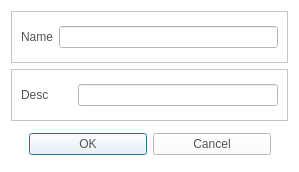
Above: CaX/dialog/addqobuzplaylist.ui from fsest4u/CaX_03 before the change. Below: the same form after it.
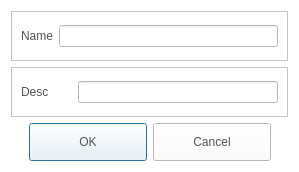
That is the form after the change. Icons and pictures are not drawn.

What changed in the file:
```diff
--- a/CaX/dialog/addqobuzplaylist.ui
+++ b/CaX/dialog/addqobuzplaylist.ui
@@ -122,15 +122,16 @@
      <property name="minimumSize">
       <size>
        <width>0</width>
-       <height>34</height>
+       <height>0</height>
       </size>
      </property>
      <property name="styleSheet">
       <string notr="true">QPushButton
 {
-  border-image: url(&quot;:/resource/audiocd-popup-btn110-ok-n.png&quot;);
-width: 110px;
-color: rgb(84, 84, 84)
+	border-image: url(&quot;:/resource/audiocd-popup-btn110-ok-n.png&quot;);
+	width: 110px;
+	height: 30px;
+	color: rgb(84, 84, 84)
 }
 
 QPushButton:hover
```
Left out of the diff: 7 changed lines with no effect on the pictures.
